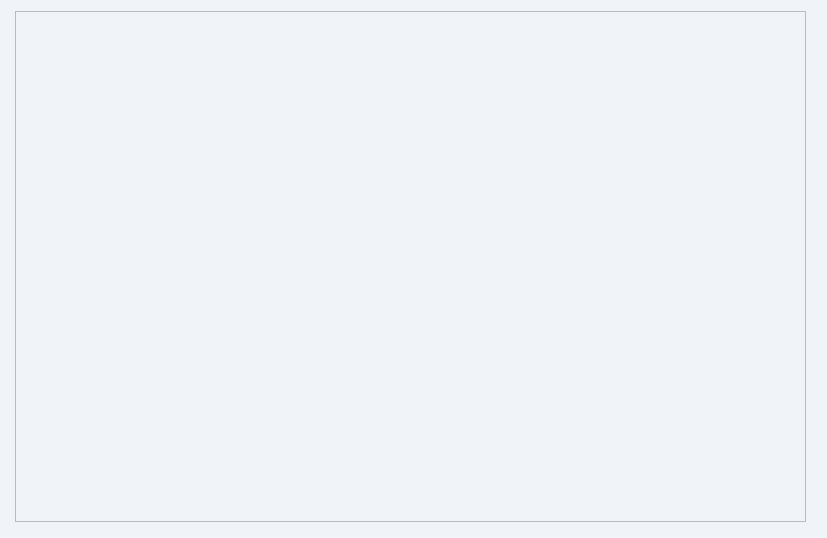
This is CampusCardManager/show_user.ui in DandexZ/software_project as Qt 5 draws it before an edit. The edited form follows.
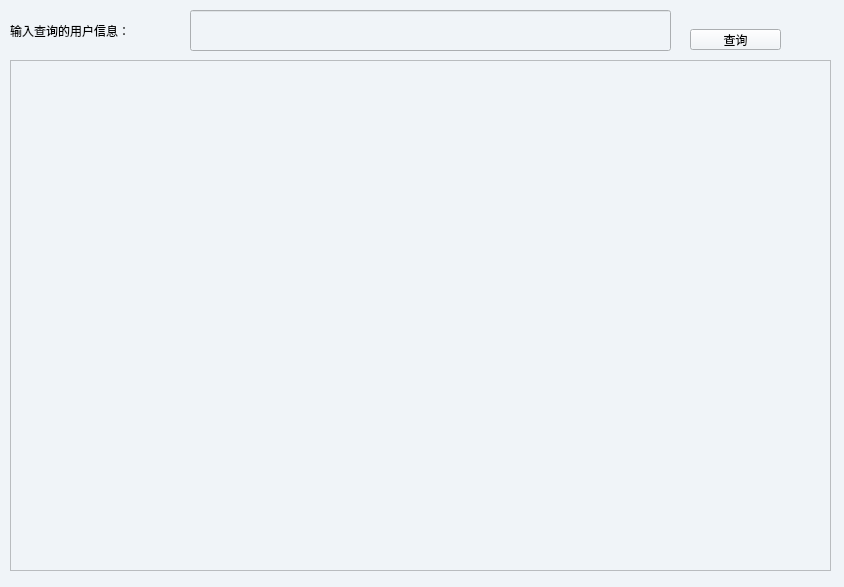
This is the edited form.

Patch:
```diff
--- a/CampusCardManager/show_user.ui
+++ b/CampusCardManager/show_user.ui
@@ -6,8 +6,8 @@
    <rect>
     <x>0</x>
     <y>0</y>
-    <width>827</width>
-    <height>538</height>
+    <width>844</width>
+    <height>587</height>
    </rect>
   </property>
   <property name="windowTitle">
@@ -22,13 +22,49 @@
   <widget class="QTableView" name="tableView">
    <property name="geometry">
     <rect>
-     <x>15</x>
-     <y>11</y>
-     <width>791</width>
+     <x>10</x>
+     <y>60</y>
+     <width>821</width>
      <height>511</height>
     </rect>
    </property>
   </widget>
+  <widget class="QLineEdit" name="lineEdit">
+   <property name="geometry">
+    <rect>
+     <x>190</x>
+     <y>10</y>
+     <width>481</width>
+     <height>41</height>
+    </rect>
+   </property>
+  </widget>
+  <widget class="QPushButton" name="pushButton">
+   <property name="geometry">
+    <rect>
+     <x>690</x>
+     <y>29</y>
+     <width>91</width>
+     <height>21</height>
+    </rect>
+   </property>
+   <property name="text">
+    <string>查询</string>
+   </property>
+  </widget>
+  <widget class="QLabel" name="label">
+   <property name="geometry">
+    <rect>
+     <x>10</x>
+     <y>10</y>
+     <width>171</width>
+     <height>41</height>
+    </rect>
+   </property>
+   <property name="text">
+    <string>输入查询的用户信息：</string>
+   </property>
+  </widget>
  </widget>
  <resources/>
  <connections/>
```
